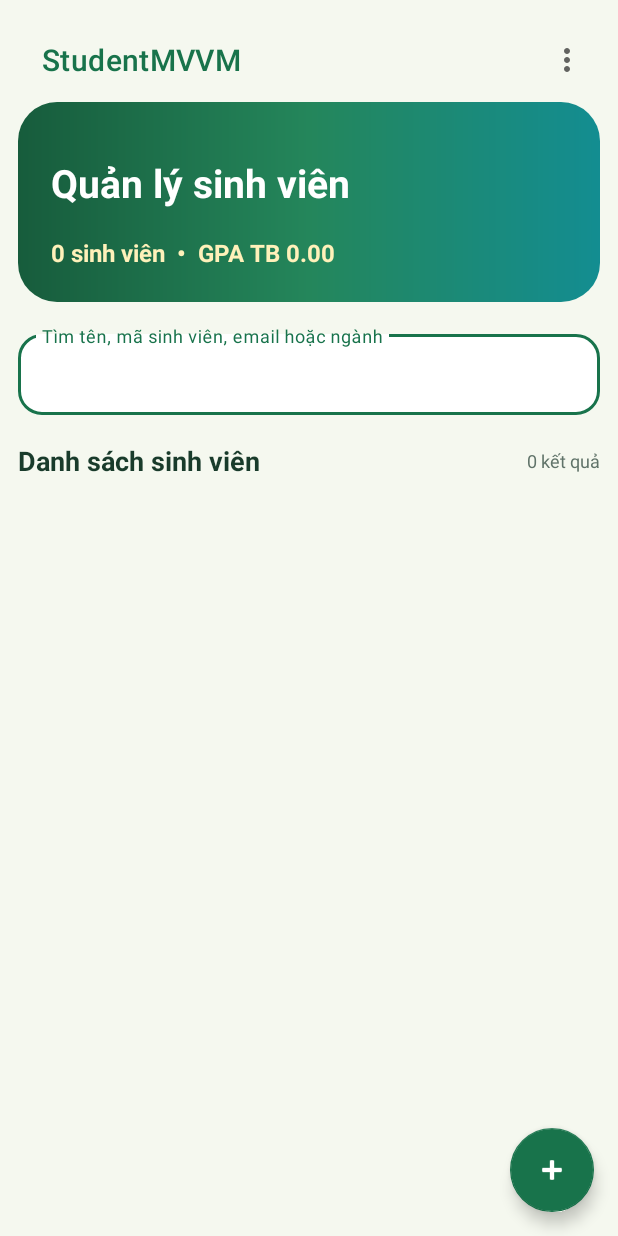
After one commit to ntn5678212/NgoThanhNguyen_StudentMVVM, an Android app: the layout fragment_student_list.xml on its own in the app's theme, with its tools: preview values and no code run, on a phone screen of 412 x 824 dp. The commit adds this screen. Run offline under Robolectric (Android 15) with nearby library versions, the phone set to English and light mode, and no system bars.

Commit message:
feat: chuyen giao dien StudentLeaf sang bo cuc host va fragment

```diff
--- a/app/src/main/java/com/example/studentmvvm/ui/MainActivity.kt
+++ b/app/src/main/java/com/example/studentmvvm/ui/MainActivity.kt
@@ -1,21 +1,13 @@
 package com.example.studentmvvm.ui
 
 import android.os.Bundle
-import androidx.activity.enableEdgeToEdge
 import androidx.appcompat.app.AppCompatActivity
-import androidx.core.view.ViewCompat
-import androidx.core.view.WindowInsetsCompat
-import com.example.studentmvvm.R
+import com.ute.studentmvvm.R
 
 class MainActivity : AppCompatActivity() {
+
     override fun onCreate(savedInstanceState: Bundle?) {
         super.onCreate(savedInstanceState)
-        enableEdgeToEdge()
         setContentView(R.layout.activity_main)
-        ViewCompat.setOnApplyWindowInsetsListener(findViewById(R.id.main)) { v, insets ->
-            val systemBars = insets.getInsets(WindowInsetsCompat.Type.systemBars())
-            v.setPadding(systemBars.left, systemBars.top, systemBars.right, systemBars.bottom)
-            insets
-        }
     }
 }
--- a/app/src/main/res/layout/activity_main.xml
+++ b/app/src/main/res/layout/activity_main.xml
@@ -1,19 +1,7 @@
 <?xml version="1.0" encoding="utf-8"?>
-<androidx.constraintlayout.widget.ConstraintLayout xmlns:android="http://schemas.android.com/apk/res/android"
-    xmlns:app="http://schemas.android.com/apk/res-auto"
-    xmlns:tools="http://schemas.android.com/tools"
-    android:id="@+id/main"
+<androidx.fragment.app.FragmentContainerView
+    xmlns:android="http://schemas.android.com/apk/res/android"
+    android:id="@+id/fragment_container_view"
     android:layout_width="match_parent"
     android:layout_height="match_parent"
-    tools:context=".ui.MainActivity">
-
-    <TextView
-        android:layout_width="wrap_content"
-        android:layout_height="wrap_content"
-        android:text="Hello World!"
-        app:layout_constraintBottom_toBottomOf="parent"
-        app:layout_constraintEnd_toEndOf="parent"
-        app:layout_constraintStart_toStartOf="parent"
-        app:layout_constraintTop_toTopOf="parent" />
-
-</androidx.constraintlayout.widget.ConstraintLayout>
+    android:background="@color/screen_background" />
--- /dev/null
+++ b/app/src/main/res/layout/fragment_student_list.xml
@@ -0,0 +1,150 @@
+<?xml version="1.0" encoding="utf-8"?>
+<androidx.coordinatorlayout.widget.CoordinatorLayout
+    xmlns:android="http://schemas.android.com/apk/res/android"
+    xmlns:app="http://schemas.android.com/apk/res-auto"
+    android:id="@+id/student_list_root"
+    android:layout_width="match_parent"
+    android:layout_height="match_parent"
+    android:background="@color/screen_background">
+
+    <LinearLayout
+        android:layout_width="match_parent"
+        android:layout_height="match_parent"
+        android:orientation="vertical"
+        android:padding="12dp">
+
+        <com.google.android.material.appbar.MaterialToolbar
+            android:id="@+id/toolbar"
+            android:layout_width="match_parent"
+            android:layout_height="56dp"
+            android:background="@android:color/transparent"
+            app:menu="@menu/menu_student_list"
+            app:title="StudentMVVM"
+            app:titleTextColor="@color/primary" />
+
+        <LinearLayout
+            android:layout_width="match_parent"
+            android:layout_height="wrap_content"
+            android:background="@drawable/bg_header"
+            android:orientation="vertical"
+            android:padding="22dp">
+
+            <TextView
+                android:layout_width="match_parent"
+                android:layout_height="wrap_content"
+                android:layout_marginTop="14dp"
+                android:text="Quản lý sinh viên"
+                android:textColor="@color/white"
+                android:textSize="26sp"
+                android:textStyle="bold" />
+
+            <TextView
+                android:id="@+id/tvStats"
+                android:layout_width="match_parent"
+                android:layout_height="wrap_content"
+                android:layout_marginTop="18dp"
+                android:text="0 sinh viên  •  GPA TB 0.00"
+                android:textColor="@color/cream"
+                android:textSize="16sp"
+                android:textStyle="bold" />
+
+        </LinearLayout>
+
+        <com.google.android.material.textfield.TextInputLayout
+            style="@style/Widget.MaterialComponents.TextInputLayout.OutlinedBox"
+            android:layout_width="match_parent"
+            android:layout_height="wrap_content"
+            android:layout_marginTop="16dp"
+            android:hint="Tìm tên, mã sinh viên, email hoặc ngành"
+            app:boxBackgroundColor="@color/white"
+            app:boxCornerRadiusBottomEnd="16dp"
+            app:boxCornerRadiusBottomStart="16dp"
+            app:boxCornerRadiusTopEnd="16dp"
+            app:boxCornerRadiusTopStart="16dp"
+            app:endIconMode="clear_text">
+
+            <com.google.android.material.textfield.TextInputEditText
+                android:id="@+id/edtSearch"
+                android:layout_width="match_parent"
+                android:layout_height="wrap_content"
+                android:imeOptions="actionDone"
+                android:inputType="text"
+                android:maxLines="1"
+                android:textSize="14sp" />
+
+        </com.google.android.material.textfield.TextInputLayout>
+
+        <LinearLayout
+            android:layout_width="match_parent"
+            android:layout_height="wrap_content"
+            android:layout_marginTop="18dp"
+            android:layout_marginBottom="8dp"
+            android:gravity="center_vertical"
+            android:orientation="horizontal">
+
+            <TextView
+                android:layout_width="0dp"
+                android:layout_height="wrap_content"
+                android:layout_weight="1"
+                android:text="Danh sách sinh viên"
+                android:textColor="@color/text_primary"
+                android:textSize="18sp"
+                android:textStyle="bold" />
+
+            <TextView
+                android:id="@+id/tvStudentCountBadge"
+                android:layout_width="wrap_content"
+                android:layout_height="wrap_content"
+                android:text="0 kết quả"
+                android:textColor="@color/text_secondary"
+                android:textSize="12sp" />
+
+        </LinearLayout>
+
+        <FrameLayout
+            android:layout_width="match_parent"
+            android:layout_height="0dp"
+            android:layout_weight="1">
+
+            <androidx.recyclerview.widget.RecyclerView
+                android:id="@+id/rvStudents"
+                android:layout_width="match_parent"
+                android:layout_height="match_parent"
+                android:clipToPadding="false"
+                android:paddingBottom="80dp" />
+
+            <TextView
+                android:id="@+id/layoutEmpty"
+                android:layout_width="match_parent"
+                android:layout_height="match_parent"
+                android:gravity="center"
+                android:lineSpacingExtra="6dp"
+                android:padding="20dp"
+                android:text="Chưa có sinh viên"
+                android:textColor="@color/text_secondary"
+                android:textSize="16sp"
+                android:visibility="gone" />
+
+            <ProgressBar
+                android:id="@+id/progress"
+                android:layout_width="40dp"
+                android:layout_height="40dp"
+                android:layout_gravity="center"
+                android:visibility="gone" />
+
+        </FrameLayout>
+
+    </LinearLayout>
+
+    <com.google.android.material.floatingactionbutton.FloatingActionButton
+        android:id="@+id/fabAdd"
+        android:layout_width="wrap_content"
+        android:layout_height="wrap_content"
+        android:layout_gravity="bottom|end"
+        android:layout_margin="16dp"
+        android:contentDescription="Thêm sinh viên"
+        app:backgroundTint="@color/primary"
+        app:srcCompat="@android:drawable/ic_input_add"
+        app:tint="@android:color/white" />
+
+</androidx.coordinatorlayout.widget.CoordinatorLayout>
--- /dev/null
+++ b/app/src/main/res/menu/menu_student_list.xml
@@ -0,0 +1,10 @@
+<?xml version="1.0" encoding="utf-8"?>
+<menu xmlns:android="http://schemas.android.com/apk/res/android"
+    xmlns:app="http://schemas.android.com/apk/res-auto">
+
+    <item
+        android:id="@+id/action_sync"
+        android:title="Đồng bộ Cloud (API mẫu)"
+        app:showAsAction="never" />
+
+</menu>
```
